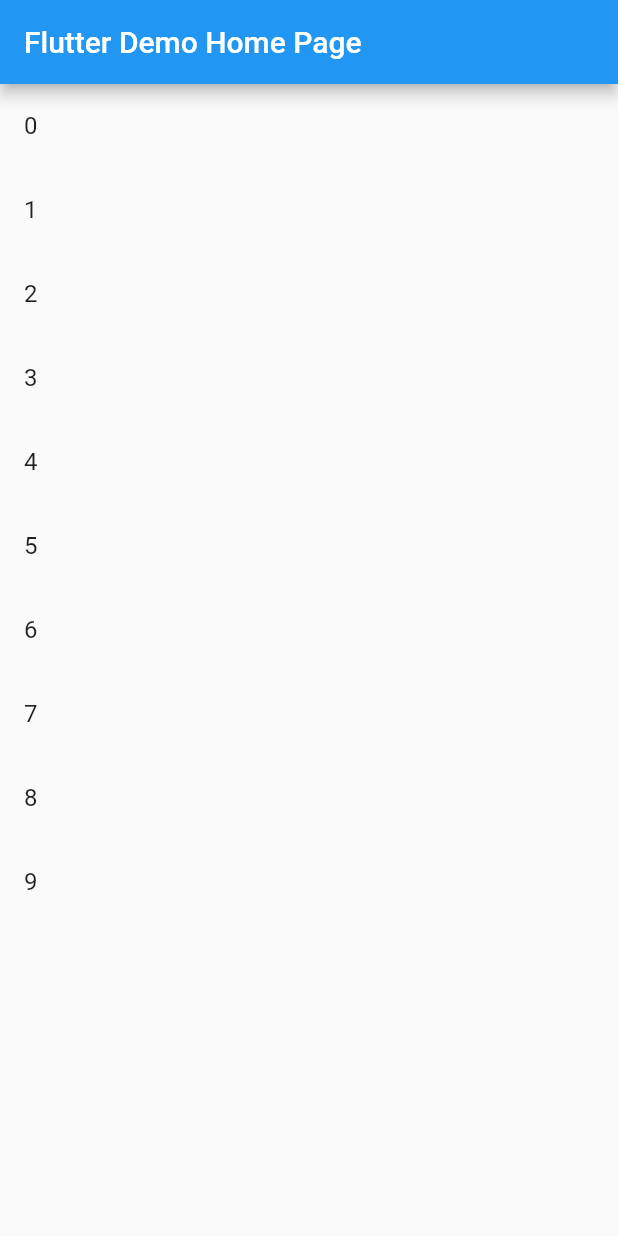
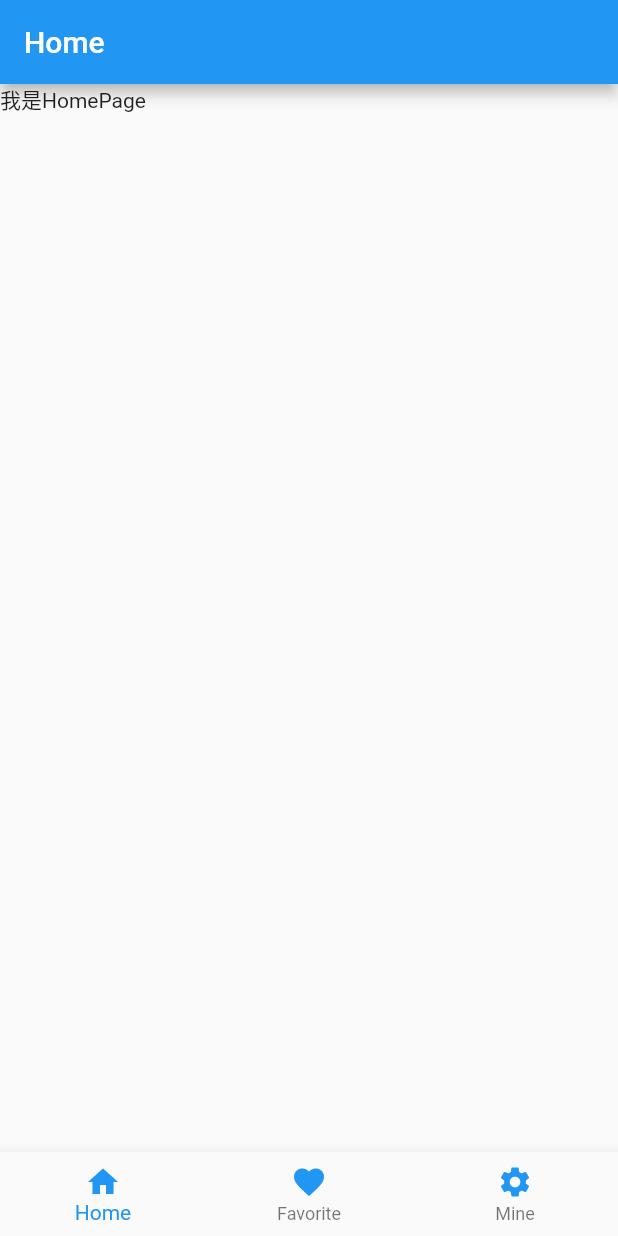
Before and after one commit to hardlove/flutterstudy, a Flutter app: the screen it shows after launch, on a phone screen of 412 x 824 dp. Run offline on Flutter 3.47's test engine with Material 2 defaults, Android fonts, the phone set to English and light mode, and no system bars.

Commit message:
底部导航

```diff
--- /dev/null
+++ b/lib/bottom_navigation_widget.dart
@@ -0,0 +1,73 @@
+import 'package:flutter/material.dart';
+import 'pages/HomePage.dart';
+import 'pages/FavoritePage.dart';
+import 'pages/MinePage.dart';
+
+class BottomNavigationWidget extends StatefulWidget {
+  @override
+  _BottomNavigationWidgetState createState() => _BottomNavigationWidgetState();
+}
+
+class _BottomNavigationWidgetState extends State<BottomNavigationWidget> {
+  final _bottomNavigationColor = Colors.blue;
+  final List<Widget> _pages = List();
+  var _currentIndex = 0;
+
+  @override
+  void initState() {
+    // TODO: implement initState
+    super.initState();
+    _pages..add(HomePage())..add(FavoritePage())..add(MinePage());
+  }
+
+  @override
+  Widget build(BuildContext context) {
+    return Scaffold(
+        body: _pages[_currentIndex],
+        bottomNavigationBar: BottomNavigationBar(
+          items: [
+          BottomNavigationBarItem(
+            icon: Icon(
+              Icons.home,
+              color: _bottomNavigationColor,
+            ),
+            title: Text(
+              'Home',
+              style: TextStyle(color: _bottomNavigationColor),
+            ),
+          ),
+          BottomNavigationBarItem(
+            icon: Icon(
+              Icons.favorite,
+              color: _bottomNavigationColor,
+            ),
+            title: Text(
+              'Favorite',
+              style: TextStyle(color: _bottomNavigationColor),
+            ),
+          ),
+          BottomNavigationBarItem(
+            icon: Icon(
+              Icons.settings,
+              color: _bottomNavigationColor,
+            ),
+            title: Text(
+              'Mine',
+              style: TextStyle(color: _bottomNavigationColor),
+            ),
+          ),
+        ],
+          type: BottomNavigationBarType.fixed,
+          currentIndex: _currentIndex,
+          onTap: (int index) {
+//            Scaffold.of(context).showSnackBar(
+//                SnackBar(content: Text('点击了$index')));
+            setState(() {
+              _currentIndex = index;
+            });
+          },
+        ),
+
+    );
+  }
+}
--- a/lib/main.dart
+++ b/lib/main.dart
@@ -1,133 +1,14 @@
 import 'package:flutter/material.dart';
-
-void main() =>
-    runApp(MyApp(items: List.generate(1000, (index) => "Item $index")));
+import 'bottom_navigation_widget.dart';
+void main()=>runApp(MyApp());
 
 class MyApp extends StatelessWidget {
-  final List<String> items;
-
-  MyApp({Key key, @required this.items}) : super(key: key);
-
-  // This widget is the root of your application.
   @override
   Widget build(BuildContext context) {
     return MaterialApp(
-      title: 'Flutter Demo',
-      theme: ThemeData(
-        // This is the theme of your application.
-        //
-        // Try running your application with "flutter run". You'll see the
-        // application has a blue toolbar. Then, without quitting the app, try
-        // changing the primarySwatch below to Colors.green and then invoke
-        // "hot reload" (press "r" in the console where you ran "flutter run",
-        // or simply save your changes to "hot reload" in a Flutter IDE).
-        // Notice that the counter didn't reset back to zero; the application
-        // is not restarted.
-        primarySwatch: Colors.blue,
-      ),
-      home: MyHomePage(title: 'Flutter Demo Home Page'),
+      title: "我的Flutter",
+      theme: ThemeData.light(),
+      home: BottomNavigationWidget(),
     );
   }
 }
-
-class MyHomePage extends StatefulWidget {
-  MyHomePage({Key key, this.title}) : super(key: key);
-
-  // This widget is the home page of your application. It is stateful, meaning
-  // that it has a State object (defined below) that contains fields that affect
-  // how it looks.
-
-  // This class is the configuration for the state. It holds the values (in this
-  // case the title) provided by the parent (in this case the App widget) and
-  // used by the build method of the State. Fields in a Widget subclass are
-  // always marked "final".
-
-  final String title;
-
-  @override
-  _MyHomePageState createState() => _MyHomePageState();
-}
-
-class _MyHomePageState extends State<MyHomePage> {
-  int count = 10;
-  @override
-  Widget build(BuildContext context) {
-    // This method is rerun every time setState is called, for instance as done
-    // by the _incrementCounter method above.
-    //
-    // The Flutter framework has been optimized to make rerunning build methods
-    // fast, so that you can just rebuild anything that needs updating rather
-    // than having to individually change instances of widgets.
-    return Scaffold(
-      appBar: AppBar(
-        // Here we take the value from the MyHomePage object that was created by
-        // the App.build method, and use it to set our appbar title.
-        title: Text(widget.title),
-      ),
-      body: Center(
-          child: ListView.builder(
-              itemCount: count,
-              itemBuilder:(context,index){
-              return new ListTile(// 记得要使用return将widget返回，否则不显示任何类容
-                onTap: (){
-                  setState(() {
-                    count++;
-                  });
-                },
-                  title: new Text("$index",
-
-
-                  ),
-
-                );
-              },
-
-          ),
-
-
-//          ListView(
-//        children: <Widget>[
-//          Column(
-//            children: <Widget>[
-//              Image(
-//                width: 300.0,
-//                height: 504,
-//                fit: BoxFit.contain,
-//                color: Colors.yellowAccent,
-//                colorBlendMode: BlendMode.colorBurn,
-//                image: NetworkImage(
-//                    "http://pic1.win4000.com/pic/0/5f/c8fe1346516.jpg"),
-//              ),
-//              Container(
-//                child: Text("Hi,Flutter!"),
-//                alignment: Alignment.topLeft,
-//                width: 500,
-//                height: 100.0,
-//                padding: const EdgeInsets.fromLTRB(10, 20, 30, 40),
-//                margin: const EdgeInsets.fromLTRB(10, 10, 10, 10),
-//                decoration: BoxDecoration(
-//                    gradient: LinearGradient(
-//                        colors: [Colors.red, Colors.green, Colors.blueAccent]),
-//                    border: Border.all(
-//                        color: Colors.yellowAccent,
-//                        width: 2.0,
-//                        style: BorderStyle.solid)),
-//              ),
-//            ],
-//          ),
-//          new Image.network(
-//              "https://timgsa.baidu.com/timg?image&quality=80&size=b9999_10000&sec=1547631297622&di=4b7212aaa454706b1e59d497f1e7eccb&imgtype=0&src=http%3A%2F%2Fimg1d.xgo-img.com.cn%2Fpics%2F1549%2F1548964.jpg"),
-//          new Image.network(
-//              "https://timgsa.baidu.com/timg?image&quality=80&size=b9999_10000&sec=1547631297622&di=8627ac5f4f226f1f9bb73766d80f19a8&imgtype=0&src=http%3A%2F%2Fimg.xgo-img.com.cn%2Fpics%2F1549%2F1548905.jpg"),
-//          new Image.network(
-//              'https://timgsa.baidu.com/timg?image&quality=80&size=b9999_10000&sec=1547631297621&di=cf301c4470c5d4456cd302f80883e3ff&imgtype=0&src=http%3A%2F%2Fimg1d.xgo-img.com.cn%2Fpics%2F1549%2F1548904.jpg'),
-//          new Image.network(
-//              'https://timgsa.baidu.com/timg?image&quality=80&size=b9999_10000&sec=1547631297621&di=a29f2518a2713b655f199499a25388ff&imgtype=0&src=http%3A%2F%2Fimg1d.xgo-img.com.cn%2Fpics%2F152%2F151019.jpg'),
-//          new Image.network(
-//              'https://timgsa.baidu.com/timg?image&quality=80&size=b9999_10000&sec=1547631297615&di=e4dd988f99004e578b55956b467cd022&imgtype=0&src=http%3A%2F%2Fpic1.win4000.com%2Fpic%2Fd%2F38%2F94105c4042.jpg'),
-//        ],
-//      )
-    ),
-    );
-  }
-}
--- /dev/null
+++ b/lib/pages/FavoritePage.dart
@@ -0,0 +1,10 @@
+import 'package:flutter/material.dart';
+class FavoritePage extends StatelessWidget {
+  @override
+  Widget build(BuildContext context) {
+    return Scaffold(
+      appBar: AppBar(title: Text("Favorite"),),
+      body: Text("我是FavoritePage"),
+    );
+  }
+}
--- /dev/null
+++ b/lib/pages/HomePage.dart
@@ -0,0 +1,10 @@
+import 'package:flutter/material.dart';
+class HomePage extends StatelessWidget {
+  @override
+  Widget build(BuildContext context) {
+    return Scaffold(
+      appBar: AppBar(title: Text("Home"),),
+      body: Text("我是HomePage"),
+    );
+  }
+}
--- /dev/null
+++ b/lib/pages/MinePage.dart
@@ -0,0 +1,10 @@
+import 'package:flutter/material.dart';
+class MinePage extends StatelessWidget {
+  @override
+  Widget build(BuildContext context) {
+    return Scaffold(
+      appBar: AppBar(title: Text("Mine"),),
+      body: Text("我是MinePage"),
+    );
+  }
+}
```
